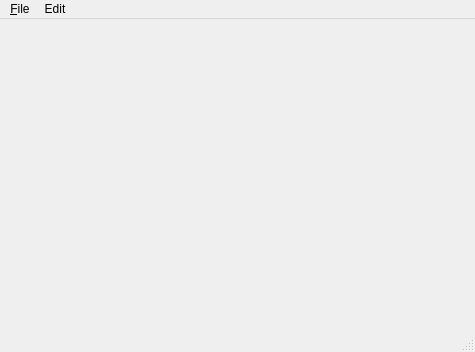
First picture: the form in Editor/EditorContainer.ui, repository hamfirst/StormBrewerEngine, before the edit.
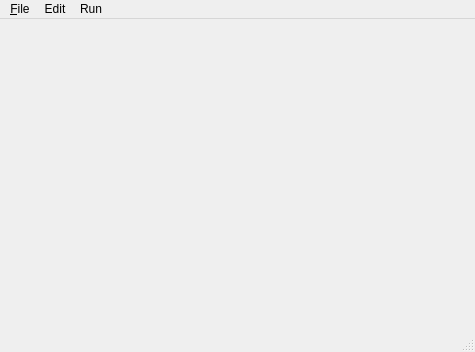
Second picture: the form after the edit.

```diff
--- a/Editor/EditorContainer.ui
+++ b/Editor/EditorContainer.ui
@@ -23,7 +23,7 @@
      <height>21</height>
     </rect>
    </property>
-   <widget class="QMenu" name="menu_File">
+   <widget class="QMenu" name="menuFile">
     <property name="title">
      <string>&amp;File</string>
     </property>
@@ -45,8 +45,16 @@
     <addaction name="action_Undo"/>
     <addaction name="action_Redo"/>
    </widget>
-   <addaction name="menu_File"/>
+   <widget class="QMenu" name="menuRun">
+    <property name="title">
+     <string>Run</string>
+    </property>
+    <addaction name="action_StartServer"/>
+    <addaction name="action_LaunchClients"/>
+   </widget>
+   <addaction name="menuFile"/>
    <addaction name="menuEdit"/>
+   <addaction name="menuRun"/>
   </widget>
   <widget class="QStatusBar" name="statusBar"/>
   <action name="action_Open">
```
Left out of the diff: 10 changed lines with no effect on the pictures.
